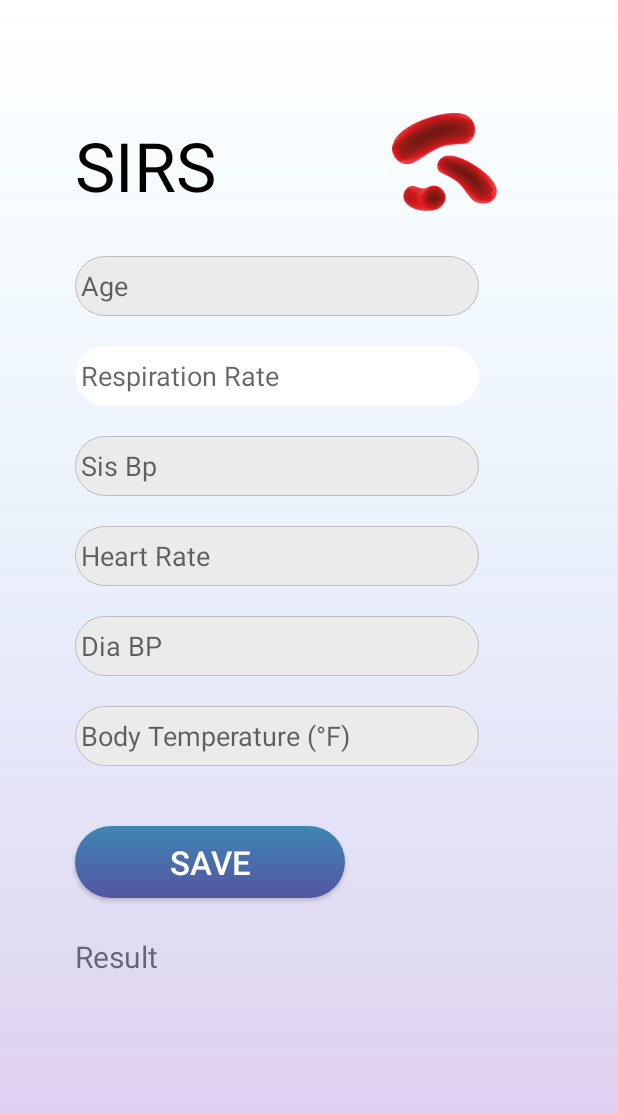
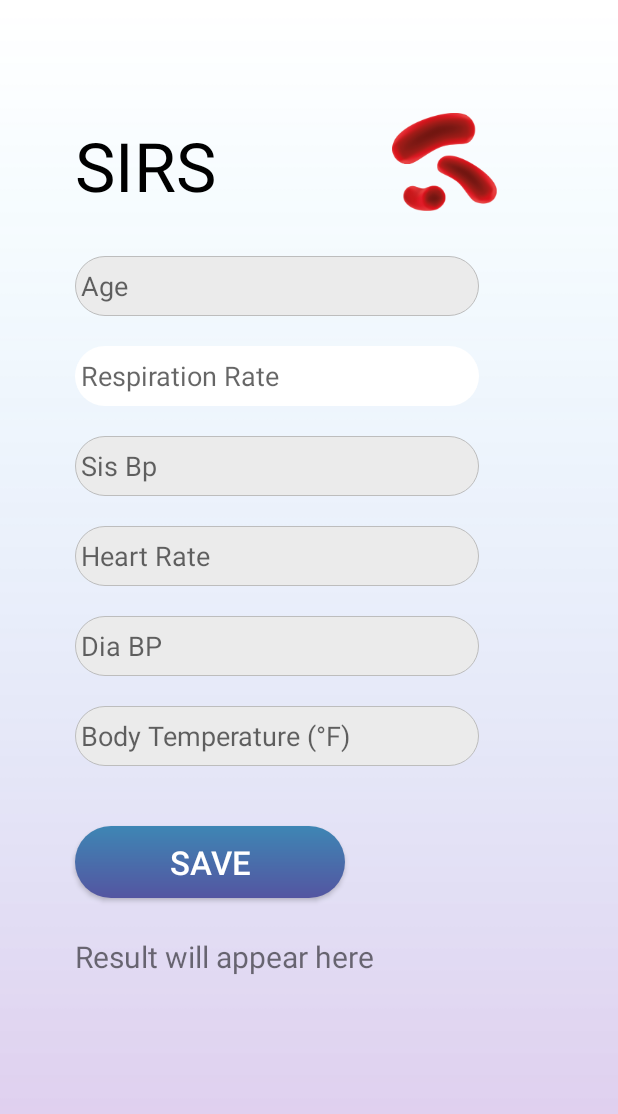
Before and after one commit to Anuragtech02/IETDAVV-InternalHackathon-SourceDecode, an Android app: the sirs screen opened directly, with no data from a screen before it, on a phone screen of 412 x 824 dp. Shown: the top 1114 px of the screen. Run offline under Robolectric (Android 15) with nearby library versions, the phone set to English and light mode, and no system bars; our stand-ins replace Firebase (no records; nobody signed in at launch, a user with empty details on screens opened directly); libraries missing offline, so code that uses them is left out: org.tensorflow.lite; Roboto replaces fonts that are not available here; 1 statement that could not run was skipped.

```diff
--- a/Sepsis_Android/app/src/main/java/com/sepsis/sepsis/dashboard.java
+++ b/Sepsis_Android/app/src/main/java/com/sepsis/sepsis/dashboard.java
@@ -95,7 +95,7 @@ public class dashboard extends AppCompatActivity {
             public void onClick(View view) {
                 AlertDialog.Builder builder=new AlertDialog.Builder(dashboard.this); //Home is name of the activity
                 builder.setMessage("Do you want to logout ?");
-                builder.setPositiveButton("OK", new DialogInterface.OnClickListener() {
+                builder.setPositiveButton("YES", new DialogInterface.OnClickListener() {
                     @Override
                     public void onClick(DialogInterface dialog, int id) {
                         session.logoutUser();
@@ -103,7 +103,7 @@ public class dashboard extends AppCompatActivity {
                     }
                 });
 
-                builder.setNegativeButton("CANCEL", new DialogInterface.OnClickListener() {
+                builder.setNegativeButton("NO", new DialogInterface.OnClickListener() {
                     @Override
                     public void onClick(DialogInterface dialog, int id) {
                         dialog.cancel();
--- a/Sepsis_Android/app/src/main/res/layout/activity_sirs.xml
+++ b/Sepsis_Android/app/src/main/res/layout/activity_sirs.xml
@@ -105,7 +105,7 @@
         android:layout_height="wrap_content"
         android:layout_marginStart="50dp"
         android:layout_marginTop="25dp"
-        android:text="Result"
+        android:text="Result will appear here"
         android:textSize="20dp"
         app:layout_constraintStart_toStartOf="parent"
         app:layout_constraintTop_toBottomOf="@+id/button" />
@@ -136,4 +136,14 @@
         app:layout_constraintStart_toEndOf="@+id/textView5"
         app:layout_constraintTop_toTopOf="parent"
         app:srcCompat="@drawable/bacteria" />
+
+    <ProgressBar
+        android:id="@+id/progressBar1"
+        style="?android:attr/progressBarStyle"
+        android:layout_width="wrap_content"
+        android:layout_height="wrap_content"
+        android:layout_marginStart="10dp"
+        android:layout_marginTop="40dp"
+        app:layout_constraintStart_toEndOf="@+id/button"
+        app:layout_constraintTop_toBottomOf="@+id/bt_id" />
 </android.support.constraint.ConstraintLayout>
--- a/Sepsis_Android/app/src/main/res/layout/prescription.xml
+++ b/Sepsis_Android/app/src/main/res/layout/prescription.xml
@@ -14,6 +14,7 @@
         app:layout_constraintEnd_toEndOf="parent"
         app:layout_constraintHorizontal_bias="0.0"
         app:layout_constraintStart_toStartOf="parent"
+        app:layout_constraintTop_toBottomOf="@+id/imageView2"
         app:srcCompat="@drawable/letter" />
 
     <ImageView
--- a/Sepsis_Android/app/src/main/res/values/colors.xml
+++ b/Sepsis_Android/app/src/main/res/values/colors.xml
@@ -10,4 +10,5 @@
     <color name="text_shadow_white">#FFFFFF</color>
     <color name="white">#FFFFFF</color>
     <color name="pinkAccent">#DFC8EB</color>
+    <color name="sepsisGreen">#107822</color>
 </resources>
```
Also changed, not shown: Sepsis_Android/app/src/main/java/com/sepsis/sepsis/sirs.java (+39 -15 lines).
